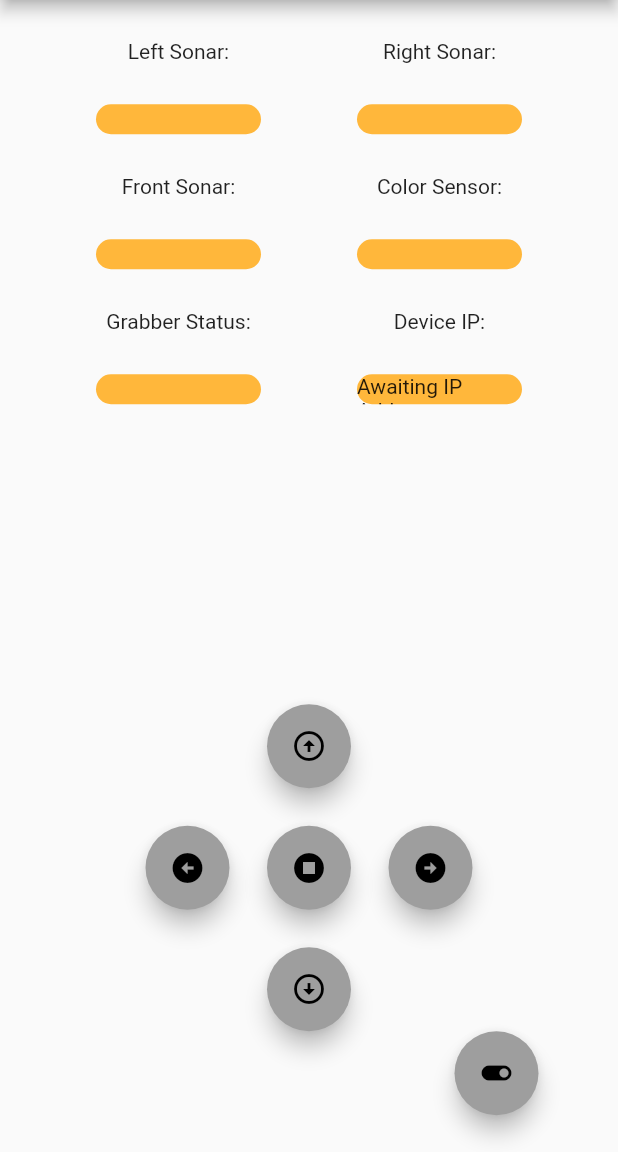
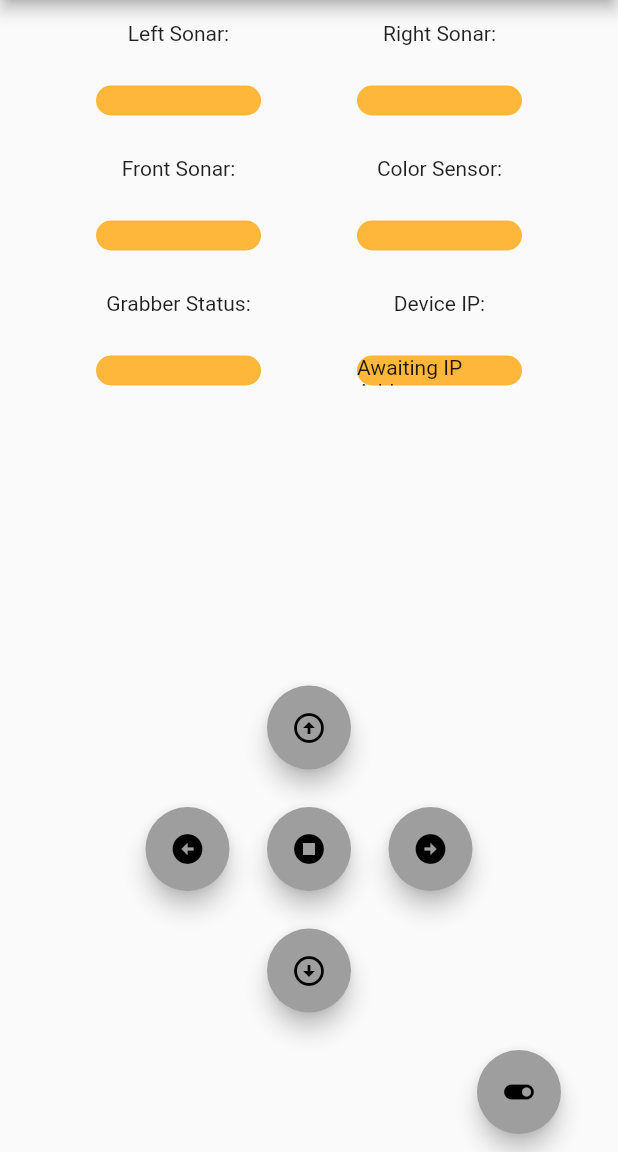
Before and after one commit to G-hop7/Robot-Controller, a Flutter app: the screen it shows after launch, on a phone screen of 412 x 824 dp, the part 84-1236 px from its top. Run offline on Flutter 3.47's test engine with Material 2 defaults, Android fonts, the phone set to English and light mode, and no system bars; missing offline and left inert: network_info_plus.

Commit message:
formatting updates

```diff
--- a/main/clickme/lib/main.dart
+++ b/main/clickme/lib/main.dart
@@ -326,12 +326,15 @@ class _MyHomePageState extends State<MyHomePage> {
                 tooltip: 'Go_Backward',
                 child: const Icon(Icons.arrow_circle_down),
               ),
+              Container(
+                height: 25,
+                width: 25),
               Row(
                 mainAxisAlignment: MainAxisAlignment.center,
                 children: [
                 Container(
                 height: 25,
-                width: 250),
+                width: 280),
                 FloatingActionButton(
                 onPressed: togglegrabber,
                 tooltip: 'Toggle_Grabber',
```
